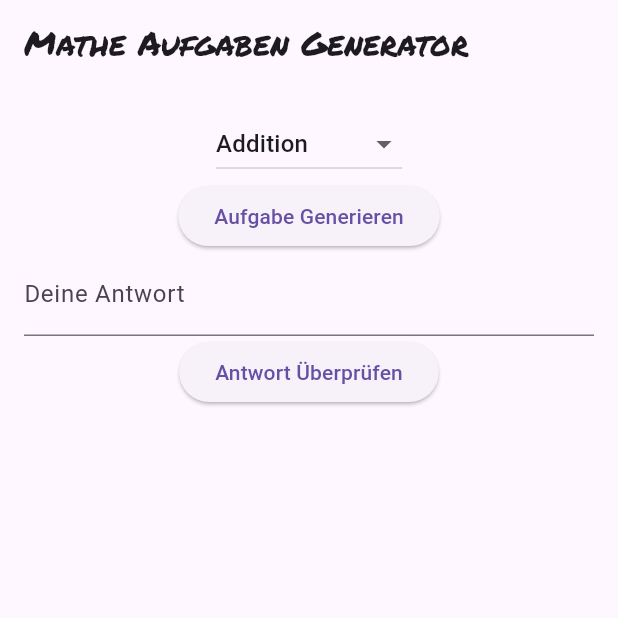
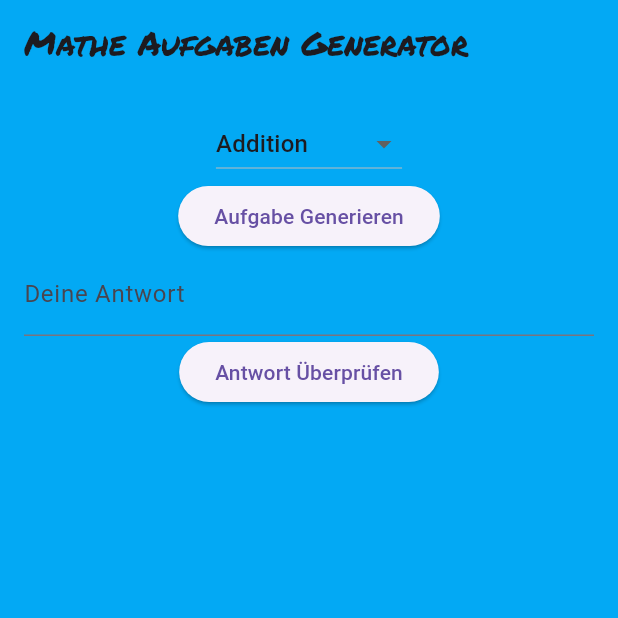
Before and after one commit to RaxoTheOne/mathe_app, a Flutter app: the screen it shows after launch, on a phone screen of 412 x 824 dp, the top half of it. Run offline on Flutter 3.47's test engine with Material 3 defaults, Android fonts, the phone set to English and light mode, and no system bars.

Commit message:
background color changed in ligthBlue

```diff
--- a/lib/main.dart
+++ b/lib/main.dart
@@ -10,9 +10,11 @@ class MathTaskGeneratorApp extends StatelessWidget {
   @override
   Widget build(BuildContext context) {
     return MaterialApp(
+      debugShowCheckedModeBanner: false,
       title: 'Mathe Aufgaben Generator',
       theme: ThemeData(
         primarySwatch: Colors.blue,
+        scaffoldBackgroundColor: Colors.lightBlue,
       ),
       home: MathTaskHomePage(),
     );
--- a/lib/presentation/math_task_home_page.dart
+++ b/lib/presentation/math_task_home_page.dart
@@ -45,6 +45,7 @@ class _MathTaskHomePageState extends State<MathTaskHomePage> {
   Widget build(BuildContext context) {
     return Scaffold(
       appBar: AppBar(
+        backgroundColor: Colors.lightBlue,
         title: Text(
           'Mathe Aufgaben Generator',
           style: TextStyle(fontFamily: 'PermanentMarker'),
```
